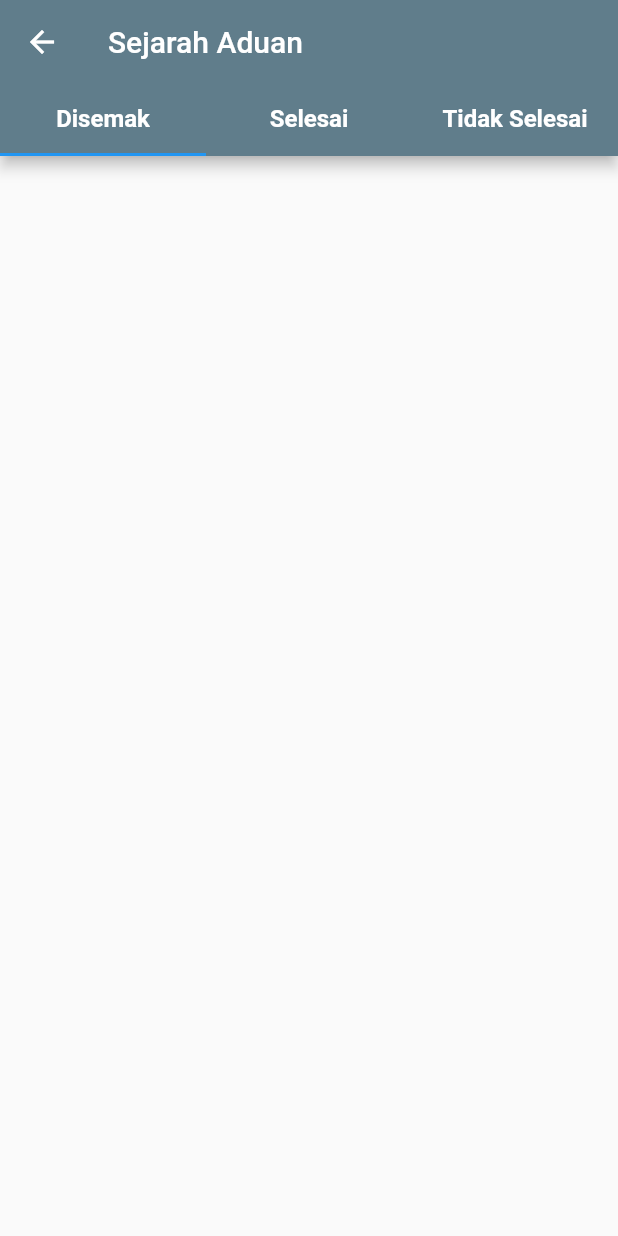
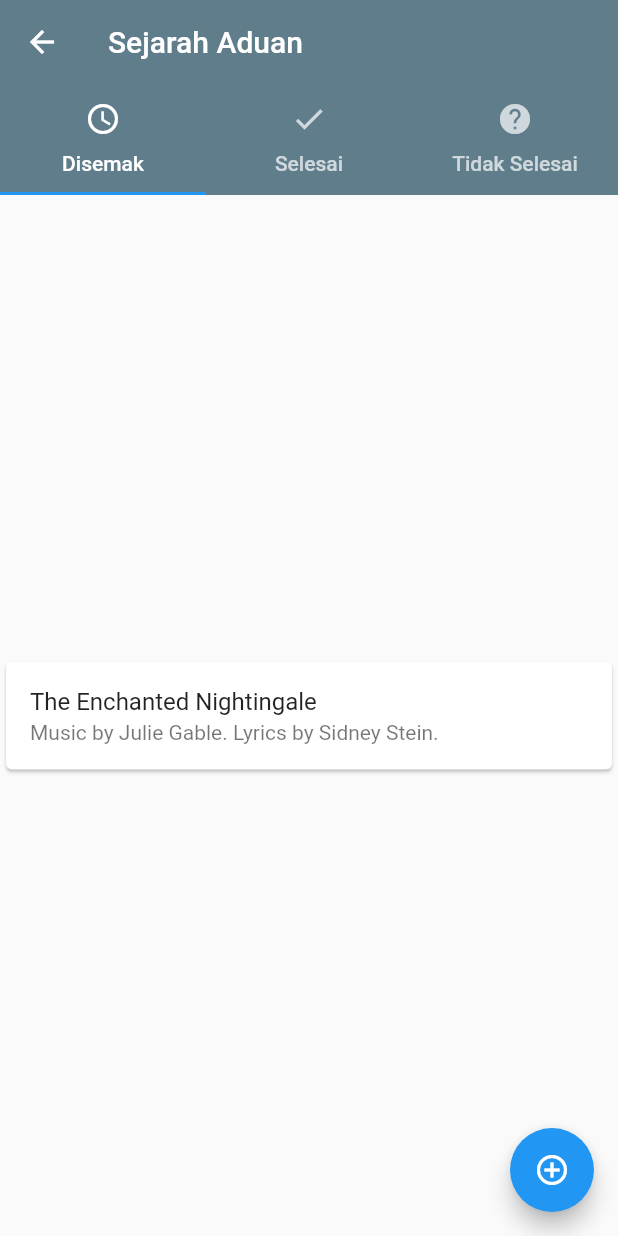
Before and after one commit to FaatinAqeela/e-aduan-fsktm, a Flutter app: the SejarahAduan screen opened directly, on a phone screen of 412 x 824 dp. Run offline on Flutter 3.47's test engine with Material 2 defaults, Android fonts, the phone set to English and light mode, and no system bars; our stand-ins replace rflutter_alert; Roboto replaces fonts that are missing (Montserrat).

Commit message:
tambah card

```diff
--- a/lib/sejarahaduan.dart
+++ b/lib/sejarahaduan.dart
@@ -7,58 +7,155 @@ class SejarahAduan extends StatefulWidget {
 
 class _SejarahAduanState extends State<SejarahAduan>
     with SingleTickerProviderStateMixin {
-  TabController controller;
+  TabController _tabController;
+  ScrollController _scrollViewController;
 
   @override
   void initState() {
-    controller = new TabController(vsync: this, length: 3);
     super.initState();
+    _tabController = TabController(vsync: this, length: 3);
+    _scrollViewController = ScrollController(initialScrollOffset: 0.0);
   }
 
-  /*@override
+  @override
   void dispose() {
-    controller.dispose;
+    _tabController.dispose();
+    _scrollViewController.dispose();
     super.dispose();
-  }*/
+  }
 
   @override
   Widget build(BuildContext context) {
+    // return DefaultTabController(
+    //   length: 2,
+    //       child: Scaffold(
+    //     appBar: AppBar(
+    //       title: Text('Example App'),
+    //       bottom: TabBar(
+    //         tabs: <Widget>[
+    //           Tab(
+    //             text: "Home",
+    //             icon: Icon(Icons.home),
+    //           ),
+    //           Tab(
+    //             text: "Example page",
+    //             icon: Icon(Icons.help),
+    //           )
+    //         ],
+    //       ),
+    //     ),
+
     return Scaffold(
-      appBar: AppBar(
-        title: Text("Sejarah Aduan"),
-        bottom: new TabBar(
-          controller: controller,
-          tabs: <Widget>[
-            new Tab(
-                icon: new Text(
-              "Disemak",
-              style: TextStyle(
-                  fontSize: 16,
-                  color: Colors.white,
-                  fontWeight: FontWeight.bold,
-                  fontFamily: 'Montserrat'),
-            )),
-            new Tab(
-                icon: new Text(
-              "Selesai",
-              style: TextStyle(
-                  fontSize: 16,
-                  color: Colors.white,
-                  fontWeight: FontWeight.bold,
-                  fontFamily: 'Montserrat'),
-            )),
-            new Tab(
-                icon: new Text(
-              "Tidak Selesai",
-              style: TextStyle(
-                  fontSize: 16,
-                  color: Colors.white,
-                  fontWeight: FontWeight.bold,
-                  fontFamily: 'Montserrat'),
-            )),
+      body: NestedScrollView(
+        controller: _scrollViewController,
+        headerSliverBuilder: (BuildContext context, bool boxIsScrolled) {
+          return <Widget>[
+            SliverAppBar(
+              title: Text('Sejarah Aduan'),
+              pinned: true,
+              floating: true,
+              forceElevated: boxIsScrolled,
+              bottom: TabBar(
+                tabs: <Widget>[
+                  Tab(
+                    text: "Disemak",
+                    icon: Icon(Icons.query_builder),
+                  ),
+                  Tab(
+                    text: "Selesai",
+                    icon: Icon(Icons.done),
+                  ),
+                  Tab(
+                    text: "Tidak Selesai",
+                    icon: Icon(Icons.help),
+                  )
+                ],
+                controller: _tabController,
+              ),
+            )
+          ];
+        },
+        body: TabBarView(
+          children: <Widget>[
+            Disemak(),
+            Selesai(),
+            TidakSelesai(),
+          ],
+          controller: _tabController,
+        ),
+      ),
+      floatingActionButton: FloatingActionButton(
+        child: Icon(Icons.control_point),
+        onPressed: () {
+          _tabController.animateTo(1,
+              curve: Curves.bounceInOut, duration: Duration(milliseconds: 10));
+
+          // _scrollViewController.animateTo(
+          //     _scrollViewController.position.minScrollExtent,
+          //     duration: Duration(milliseconds: 1000),
+          //     curve: Curves.decelerate);
+
+          _scrollViewController
+              .jumpTo(_scrollViewController.position.maxScrollExtent);
+        },
+      ),
+    );
+  }
+}
+
+class Disemak extends StatelessWidget {
+  @override
+  Widget build(BuildContext context) {
+    return Center(
+      child: Card(
+        child: Column(
+          mainAxisSize: MainAxisSize.min,
+          children: <Widget>[
+            const ListTile(
+              title: Text('The Enchanted Nightingale'),
+              subtitle: Text('Music by Julie Gable. Lyrics by Sidney Stein.'),
+            ),
           ],
         ),
       ),
     );
   }
 }
+
+class Selesai extends StatelessWidget {
+  @override
+  Widget build(BuildContext context) {
+    return Center(
+      child: Card(
+        child: Column(
+          mainAxisSize: MainAxisSize.min,
+          children: <Widget>[
+            const ListTile(
+              title: Text('The Enchanted Nightingale'),
+              subtitle: Text('Music by Julie Gable. Lyrics by Sidney Stein.'),
+            ),
+          ],
+        ),
+      ),
+    );
+  }
+}
+
+class TidakSelesai extends StatelessWidget {
+  @override
+  Widget build(BuildContext context) {
+    return Center(
+      child: Card(
+        child: Column(
+          mainAxisSize: MainAxisSize.min,
+          children: <Widget>[
+            const ListTile(
+              title: Text('The Enchanted Nightingale'),
+              subtitle: Text('Music by Julie Gable. Lyrics by Sidney Stein.'),
+            ),
+          ],
+        ),
+      ),
+    );
+  }
+}
```
